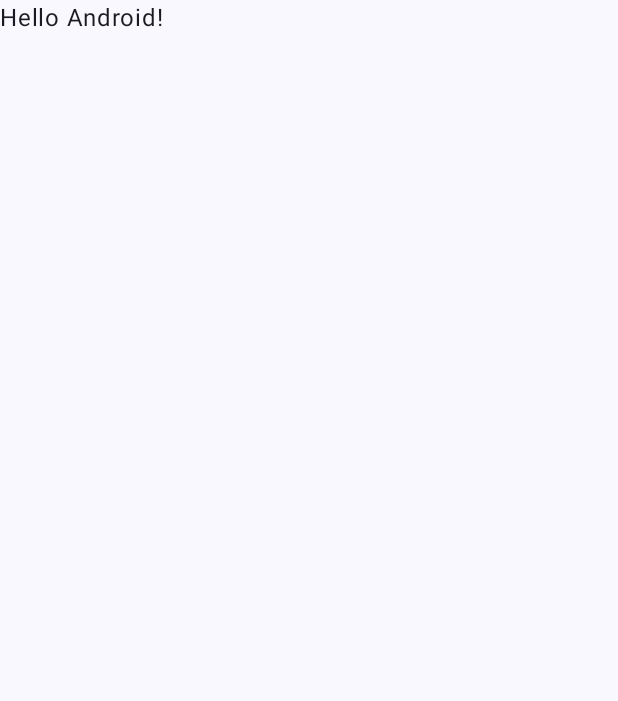
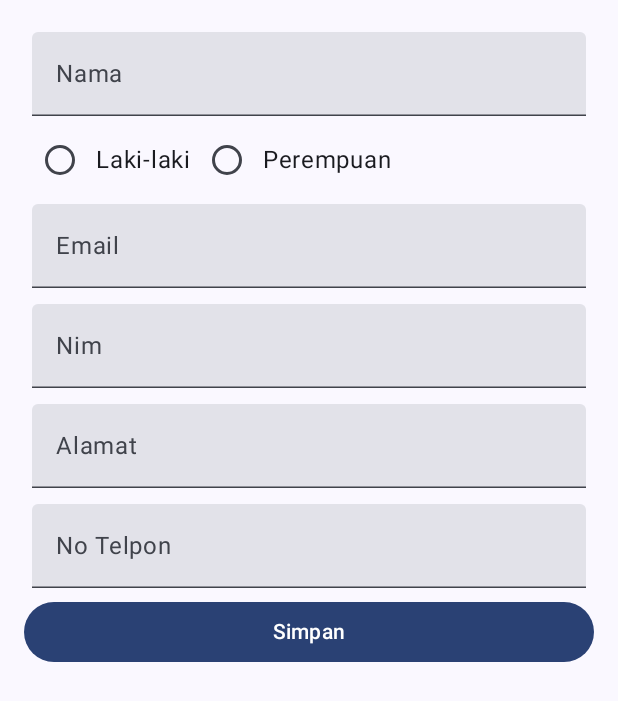
Before and after one commit to ichsanHPM/questnavigasimvvm, an Android app built with Jetpack Compose: the screen it shows after launch (MainActivity), on a phone screen of 412 x 824 dp. Before the commit the part shown is almost empty. Shown: the top 701 px of the screen. Run offline under Robolectric (Android 15) with nearby library versions, the phone set to English and light mode, and no system bars.

Commit message:
penambahan button pada FormulirView

```diff
--- a/app/src/main/java/com/example/questnavigasimvvm/MainActivity.kt
+++ b/app/src/main/java/com/example/questnavigasimvvm/MainActivity.kt
@@ -20,8 +20,8 @@ class MainActivity : ComponentActivity() {
         setContent {
             QuestnavigasimvvmTheme {
                 Scaffold(modifier = Modifier.fillMaxSize()) { innerPadding ->
-                    Greeting(
-                        name = "Android",
+                    NavigationControl(
+
                         modifier = Modifier.padding(innerPadding)
                     )
                 }
--- a/app/src/main/java/com/example/questnavigasimvvm/ui/theme/view/FormulirView.kt
+++ b/app/src/main/java/com/example/questnavigasimvvm/ui/theme/view/FormulirView.kt
@@ -6,6 +6,7 @@ import androidx.compose.foundation.layout.fillMaxSize
 import androidx.compose.foundation.layout.fillMaxWidth
 import androidx.compose.foundation.layout.padding
 import androidx.compose.foundation.text.KeyboardOptions
+import androidx.compose.material3.Button
 import androidx.compose.material3.RadioButton
 import androidx.compose.material3.Text
 import androidx.compose.material3.TextField
@@ -107,6 +108,13 @@ fun FormulirView(
             modifier = Modifier.fillMaxWidth().padding(5.dp),
             keyboardOptions = KeyboardOptions(keyboardType = KeyboardType.Number)
         )
+        Button(
+            modifier = Modifier.fillMaxWidth(),
+            onClick = {
+                onSubmitClicked(listData)
+            }) {
+            Text(text = "Simpan")
+        }
 
     }
 }
```
